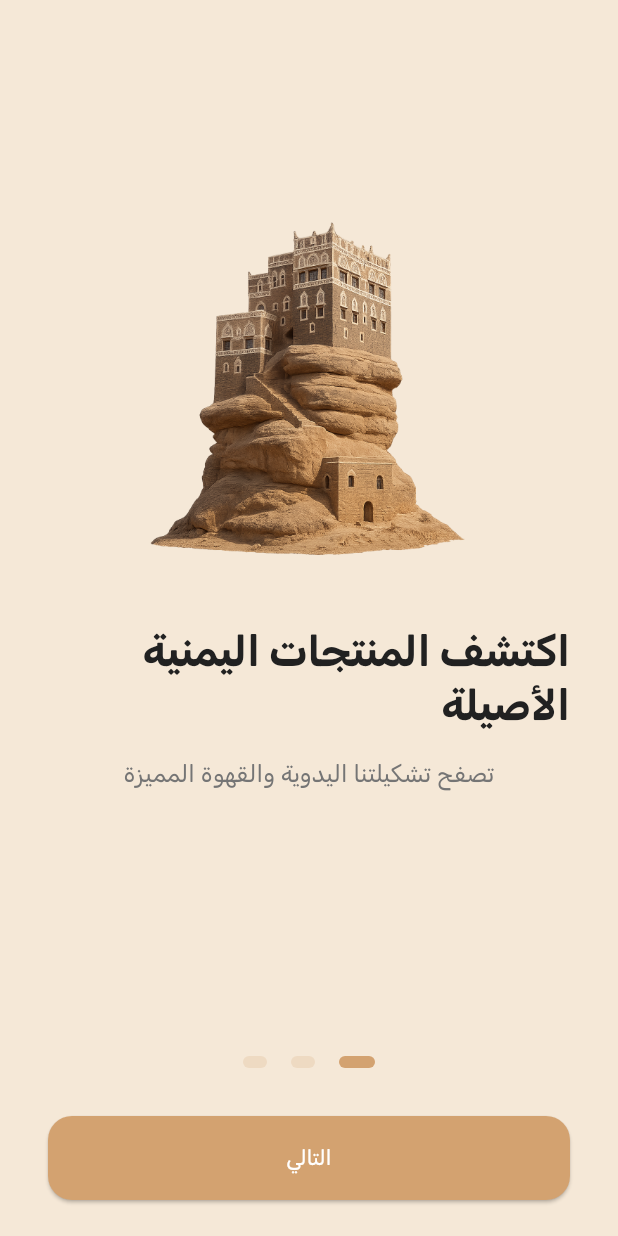
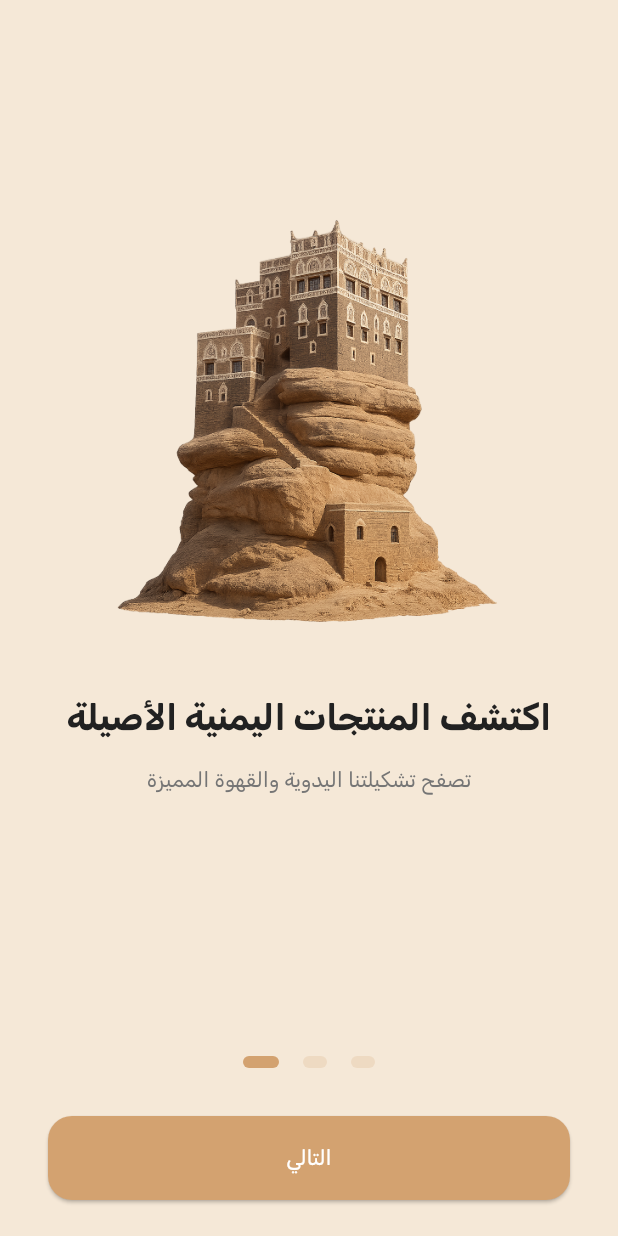
Before and after one commit to cloudy335/yemenshop, a Flutter app: the screen it shows after launch, on a phone screen of 412 x 824 dp. Run offline on Flutter 3.47's test engine with Material 3 defaults, Android fonts, the phone set to English and light mode, and no system bars; our stand-ins replace carousel_slider.

Commit message:
fixed intorductio

```diff
--- a/lib/features/authentication/presentation/pages/introduction.dart
+++ b/lib/features/authentication/presentation/pages/introduction.dart
@@ -26,7 +26,7 @@ class _OnboardingScreenState extends State<OnboardingScreen> {
       subtitle: 'دفع إلكتروني آمن وتوصيل سريع',
     ),
     const _Data(
-      image: 'assets/images/Aden.png',
+      image: 'assets/images/clock.png',
       title: 'ادعم المنتج المحلي',
       subtitle: 'ساهم في دعم الحرفيين والحفاظ على التراث',
     ),
@@ -62,19 +62,19 @@ class _OnboardingScreenState extends State<OnboardingScreen> {
                         mainAxisAlignment: MainAxisAlignment.center,
                         children: [
                           Container(
-                            width: 240,
-                            height: 240,
+                            width: 290,
+                            height: 290,
                             decoration: BoxDecoration(
                               borderRadius: BorderRadius.circular(20),
+                              color: AppColors.background,
                             ),
                             child: ClipRRect(
                               borderRadius: BorderRadius.circular(20),
                               child: Image.asset(
                                 slide.image,
-                                fit: BoxFit.cover,
-                                errorBuilder: (ctx, error, stack) => Container(
-                                  color: AppColors.primary.withOpacity(0.1),
-                                  child: const Icon(
+                                fit: BoxFit.contain,
+                                errorBuilder: (ctx, error, stack) => Center(
+                                  child: Icon(
                                     Icons.image_not_supported,
                                     color: AppColors.textOnPrimary,
                                     size: 50,
@@ -86,10 +86,11 @@ class _OnboardingScreenState extends State<OnboardingScreen> {
                           const SizedBox(height: AppSpacing.xl),
                           Text(
                             slide.title,
-                            style: AppTextStyles.h2.copyWith(
+                            style: AppTextStyles.h1.copyWith(
                               color: AppColors.textPrimary,
-                              fontSize: 28,
+                              fontSize: 24,
                             ),
+                            textAlign: TextAlign.center,
                           ),
                           const SizedBox(height: AppSpacing.md),
                           Padding(
@@ -100,7 +101,6 @@ class _OnboardingScreenState extends State<OnboardingScreen> {
                               textAlign: TextAlign.center,
                               style: AppTextStyles.body1.copyWith(
                                 color: AppColors.textSecondary,
-                                fontSize: 16,
                               ),
                             ),
                           ),
@@ -116,16 +116,14 @@ class _OnboardingScreenState extends State<OnboardingScreen> {
                 child: Row(
                   mainAxisAlignment: MainAxisAlignment.center,
                   children: List.generate(_data.length, (i) {
-                    final activeDotIndex = _data.length - 1 - _currentPage;
                     return AnimatedContainer(
                       duration: const Duration(milliseconds: 300),
                       margin:
                           const EdgeInsets.symmetric(horizontal: AppSpacing.sm),
-                      width:
-                          i == activeDotIndex ? AppSpacing.lg : AppSpacing.md,
+                      width: i == _currentPage ? AppSpacing.lg : AppSpacing.md,
                       height: AppSpacing.sm,
                       decoration: BoxDecoration(
-                        color: i == activeDotIndex
+                        color: i == _currentPage
                             ? AppColors.primary
                             : AppColors.primary.withOpacity(0.2),
                         borderRadius: BorderRadius.circular(10),
```
Also changed, not shown: pubspec.yaml (+3 -6 lines), assets/images/clock.png (added), pubspec.lock, 19 other files.
